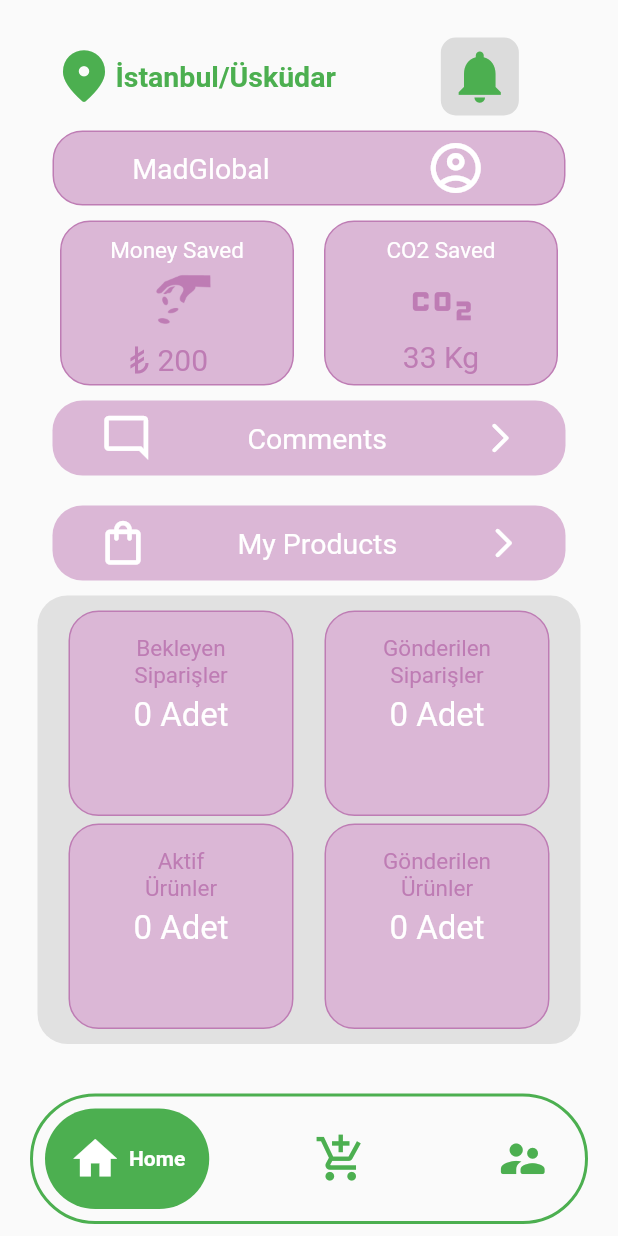
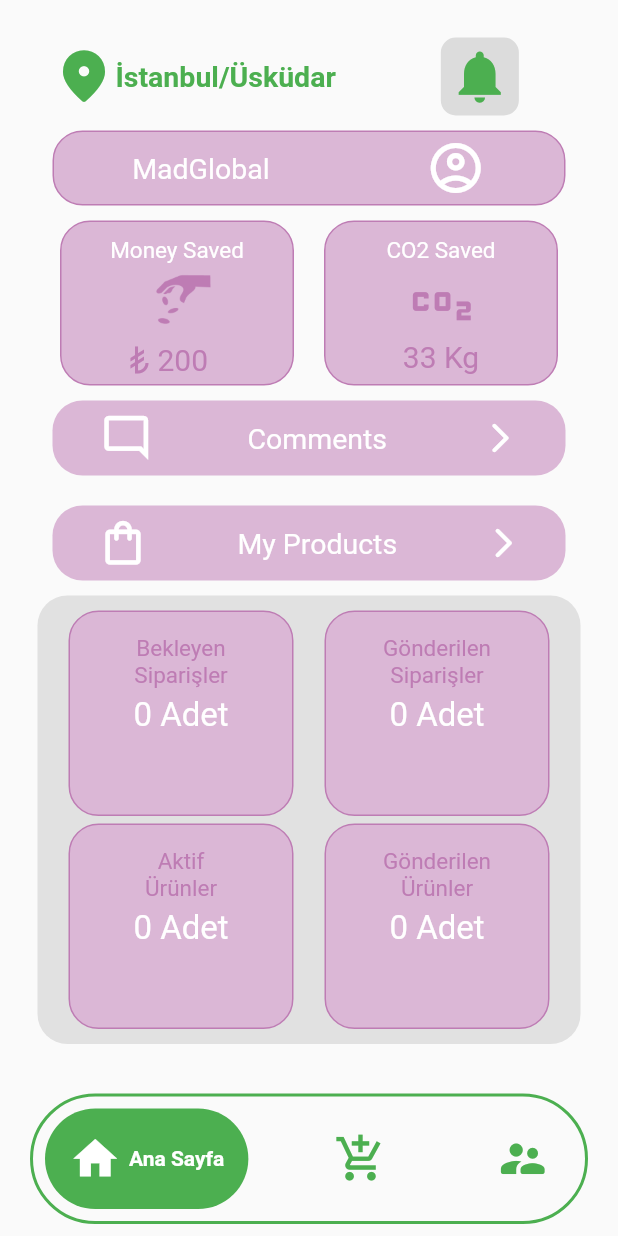
Before and after one commit to huseyinasan/biyemek, a Flutter app: the BusinessHomePage screen opened directly, on a phone screen of 412 x 824 dp. Run offline on Flutter 3.47's test engine with Material 2 defaults, Android fonts, the light colour scheme and no system bars; drawn by our look-alikes of google_nav_bar; our stand-ins replace cloud_firestore, firebase_auth, firebase_core, google_sign_in, liquid_swipe, smooth_page_indicator; missing offline and left inert: status_stepper; accounts and stored records are empty; statements that could not run were skipped.

Commit message:
business home name updated

```diff
--- a/lib/screens/business_screens/home/home_screen.dart
+++ b/lib/screens/business_screens/home/business_home_page.dart
@@ -768,7 +768,7 @@
                           ),
                           const SizedBox(width: 20),
                           const Text(
-                            "Exit",
+                            "Çıkış Yap",
                             style: TextStyle(
                                 fontSize: 20,
                                 fontWeight: FontWeight.bold,
@@ -811,15 +811,15 @@
                 tabs: const [
                   GButton(
                     icon: Icons.home,
-                    text: "Home",
+                    text: "Ana Sayfa",
                   ),
                   GButton(
                     icon: Icons.add_shopping_cart,
-                    text: "Add Product",
+                    text: "Ürün Ekle",
                   ),
                   GButton(
                     icon: Icons.supervisor_account_rounded,
-                    text: "Account",
+                    text: "Hesap",
                   ),
                 ],
                 selectedIndex: _currentIndex,
--- a/lib/screens/customer_screens/authentication/customer_login_page.dart
+++ b/lib/screens/customer_screens/authentication/customer_login_page.dart
@@ -38,7 +38,7 @@
           context,
           MaterialPageRoute(
             builder: (context) {
-              return CustomerHomePage();
+              return const CustomerHomePage();
             },
           ),
         );
```
